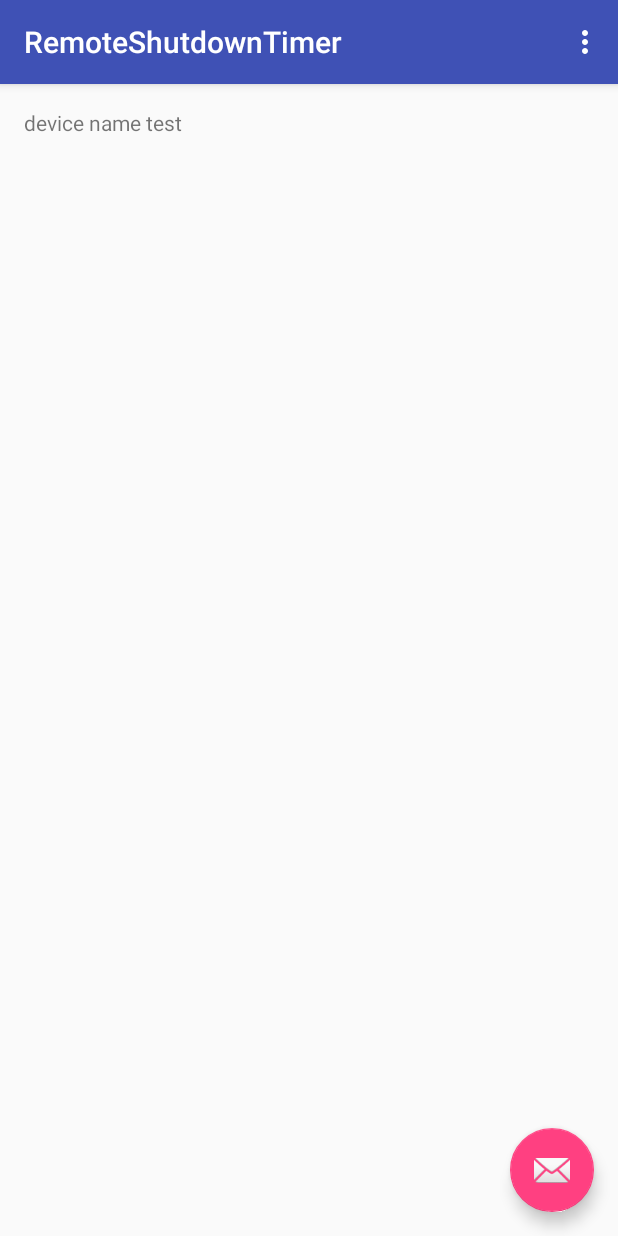
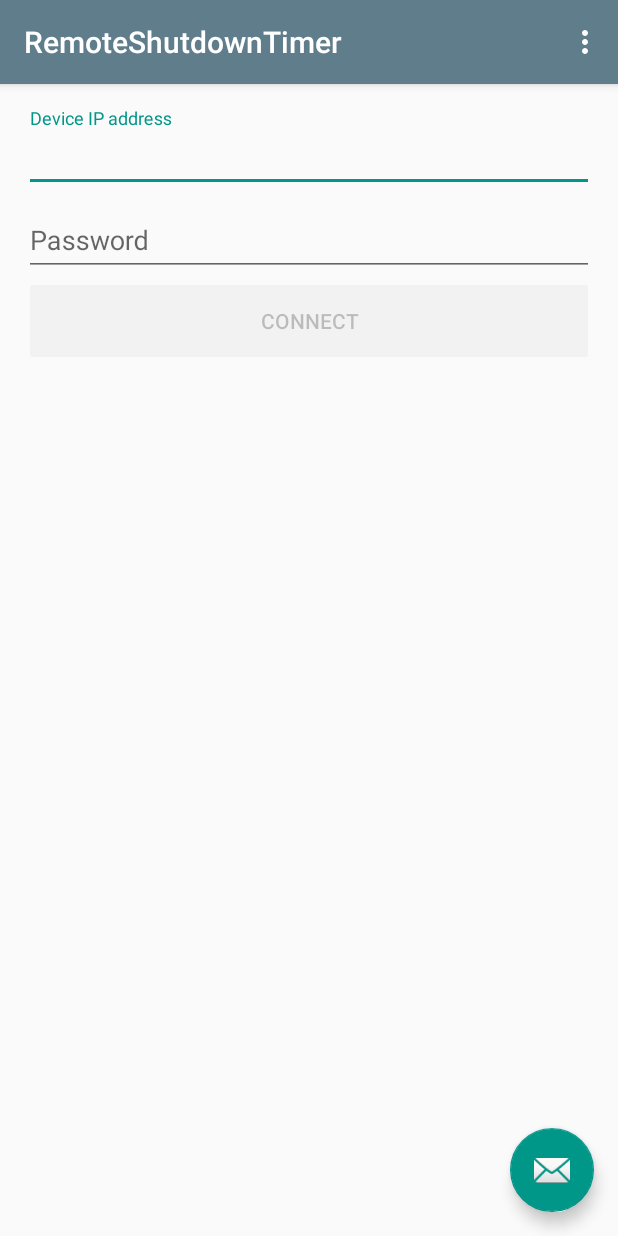
Before and after one commit to micer/remote-shutdown-timer, an Android app: the screen it shows after launch (MainActivity), on a phone screen of 412 x 824 dp. Run offline under Robolectric (Android 15) with nearby library versions, the light colour scheme and no system bars; our stand-ins replace Dagger/Hilt's generated code, Timber, data binding; 3 statements that could not run were skipped.

Commit message:
Added basic main activity UI and logic.

```diff
--- a/app/src/main/java/cz/micr/remoteshutdowntimer/MainMVVM.java
+++ b/app/src/main/java/cz/micr/remoteshutdowntimer/MainMVVM.java
@@ -1,6 +1,8 @@
 package cz.micr.remoteshutdowntimer;
 
+import android.databinding.ObservableBoolean;
 import android.databinding.ObservableField;
+import android.text.TextWatcher;
 
 public interface MainMVVM {
 
@@ -16,6 +18,20 @@ public interface MainMVVM {
         ObservableField<String> getDeviceName();
 
         ObservableField<String> getDeviceIpAddress();
+
+        ObservableBoolean getConnectButtonEnabled();
+
+        /**
+         * Fields that are set only once in onCreate() and are never changed don't need
+         * to be observable fields.
+         */
+        TextWatcher getDeviceIpTextWatcher();
+
+        void setDeviceIpTextWatcher(TextWatcher textWatcher);
+
+        TextWatcher getPasswordTextWatcher();
+
+        void setPasswordTextWatcher(TextWatcher textWatcher);
     }
 
 }
--- /dev/null
+++ b/app/src/main/java/cz/micr/remoteshutdowntimer/util/AfterChangedTextWatcher.java
@@ -0,0 +1,15 @@
+package cz.micr.remoteshutdowntimer.util;
+
+import android.text.TextWatcher;
+
+public abstract class AfterChangedTextWatcher implements TextWatcher {
+    @Override
+    public void beforeTextChanged(CharSequence charSequence, int i, int i1, int i2) {
+        // do nothing
+    }
+
+    @Override
+    public void onTextChanged(CharSequence charSequence, int i, int i1, int i2) {
+        // do nothing
+    }
+}
--- a/app/src/main/java/cz/micr/remoteshutdowntimer/viewmodel/MainViewModel.java
+++ b/app/src/main/java/cz/micr/remoteshutdowntimer/viewmodel/MainViewModel.java
@@ -1,6 +1,8 @@
 package cz.micr.remoteshutdowntimer.viewmodel;
 
+import android.databinding.ObservableBoolean;
 import android.databinding.ObservableField;
+import android.text.TextWatcher;
 
 import javax.inject.Inject;
 
@@ -8,18 +10,47 @@ import cz.micr.remoteshutdowntimer.MainMVVM;
 
 public class MainViewModel implements MainMVVM.ViewModel {
 
+    private ObservableField<String> deviceName = new ObservableField<>("");
+    private ObservableField<String> deviceIpAddress = new ObservableField<>("");
+    private ObservableBoolean connectButtonEnabled = new ObservableBoolean(false);
+    private TextWatcher deviceIpTextWatcher;
+    private TextWatcher passwordTextWatcher;
     @Inject
     public MainViewModel() {
     }
 
-    private ObservableField<String> deviceName = new ObservableField<>("");
-    private ObservableField<String> deviceIpAddress = new ObservableField<>("");
-
+    @Override
     public ObservableField<String> getDeviceName() {
         return deviceName;
     }
 
+    @Override
     public ObservableField<String> getDeviceIpAddress() {
         return deviceIpAddress;
     }
+
+    @Override
+    public ObservableBoolean getConnectButtonEnabled() {
+        return connectButtonEnabled;
+    }
+
+    @Override
+    public TextWatcher getDeviceIpTextWatcher() {
+        return deviceIpTextWatcher;
+    }
+
+    @Override
+    public void setDeviceIpTextWatcher(TextWatcher textWatcher) {
+        this.deviceIpTextWatcher = textWatcher;
+    }
+
+    @Override
+    public TextWatcher getPasswordTextWatcher() {
+        return passwordTextWatcher;
+    }
+
+    @Override
+    public void setPasswordTextWatcher(TextWatcher textWatcher) {
+        passwordTextWatcher = textWatcher;
+    }
 }
--- a/app/src/main/res/layout/activity_main.xml
+++ b/app/src/main/res/layout/activity_main.xml
@@ -31,6 +31,7 @@
         </android.support.design.widget.AppBarLayout>
 
         <include
+            android:id="@+id/layout_content_main"
             layout="@layout/content_main"
             app:vm="@{vm}" />
 
--- a/app/src/main/res/layout/content_main.xml
+++ b/app/src/main/res/layout/content_main.xml
@@ -15,6 +15,7 @@
         android:id="@+id/content_main"
         android:layout_width="match_parent"
         android:layout_height="match_parent"
+        android:orientation="vertical"
         android:paddingBottom="@dimen/activity_vertical_margin"
         android:paddingLeft="@dimen/activity_horizontal_margin"
         android:paddingRight="@dimen/activity_horizontal_margin"
@@ -23,9 +24,41 @@
         tools:context="cz.micr.remoteshutdowntimer.view.MainActivity"
         tools:showIn="@layout/activity_main">
 
-        <TextView
-            android:layout_width="wrap_content"
-            android:layout_height="wrap_content"
-            android:text="@{vm.deviceName}" />
+        <android.support.design.widget.TextInputLayout
+            android:layout_width="match_parent"
+            android:layout_height="wrap_content">
+
+            <android.support.design.widget.TextInputEditText
+                android:id="@+id/deviceIpEditText"
+                android:layout_width="match_parent"
+                android:layout_height="match_parent"
+                android:hint="@string/deviceIpAddress"
+                android:inputType="text"
+                app:onTextChange="@{vm.deviceIpTextWatcher}" />
+
+        </android.support.design.widget.TextInputLayout>
+
+        <android.support.design.widget.TextInputLayout
+            android:layout_width="match_parent"
+            android:layout_height="wrap_content">
+
+            <android.support.design.widget.TextInputEditText
+                android:id="@+id/passwordEditText"
+                android:layout_width="match_parent"
+                android:layout_height="match_parent"
+                android:hint="@string/password"
+                android:inputType="textPassword"
+                app:onTextChange="@{vm.deviceIpTextWatcher}" />
+
+        </android.support.design.widget.TextInputLayout>
+
+        <Button
+            style="@style/Widget.AppCompat.Button.Colored"
+            android:layout_width="match_parent"
+            android:layout_height="@dimen/button_default_height"
+            android:enabled="@{vm.connectButtonEnabled}"
+            android:text="@string/connect">
+
+        </Button>
     </LinearLayout>
 </layout>
--- a/app/src/main/res/values/colors.xml
+++ b/app/src/main/res/values/colors.xml
@@ -1,6 +1,6 @@
 <?xml version="1.0" encoding="utf-8"?>
 <resources>
-    <color name="colorPrimary">#3F51B5</color>
-    <color name="colorPrimaryDark">#303F9F</color>
-    <color name="colorAccent">#FF4081</color>
+    <color name="colorPrimary">#607D8B</color>
+    <color name="colorPrimaryDark">#455A64</color>
+    <color name="colorAccent">#009688</color>
 </resources>
--- a/app/src/main/res/values/dimens.xml
+++ b/app/src/main/res/values/dimens.xml
@@ -3,4 +3,5 @@
     <dimen name="activity_horizontal_margin">16dp</dimen>
     <dimen name="activity_vertical_margin">16dp</dimen>
     <dimen name="fab_margin">16dp</dimen>
+    <dimen name="button_default_height">60dp</dimen>
 </resources>
--- a/app/src/main/res/values/strings.xml
+++ b/app/src/main/res/values/strings.xml
@@ -1,4 +1,7 @@
 <resources>
     <string name="app_name">RemoteShutdownTimer</string>
     <string name="action_settings">Settings</string>
+    <string name="password">Password</string>
+    <string name="deviceIpAddress">Device IP address</string>
+    <string name="connect">connect</string>
 </resources>
--- a/app/src/main/res/values/styles.xml
+++ b/app/src/main/res/values/styles.xml
@@ -1,7 +1,7 @@
 <resources>
 
     <!-- Base application theme. -->
-    <style name="AppTheme" parent="Theme.AppCompat.Light.DarkActionBar">
+    <style name="AppTheme" parent="Theme.AppCompat.Light">
         <!-- Customize your theme here. -->
         <item name="colorPrimary">@color/colorPrimary</item>
         <item name="colorPrimaryDark">@color/colorPrimaryDark</item>
```
Also changed, not shown: app/src/main/java/cz/micr/remoteshutdowntimer/binding/ListenerBinding.java (added, +16 -0 lines), app/src/main/java/cz/micr/remoteshutdowntimer/util/Constant.java (added, +12 -0 lines), app/src/main/java/cz/micr/remoteshutdowntimer/view/MainActivity.java (+32 -6 lines).
